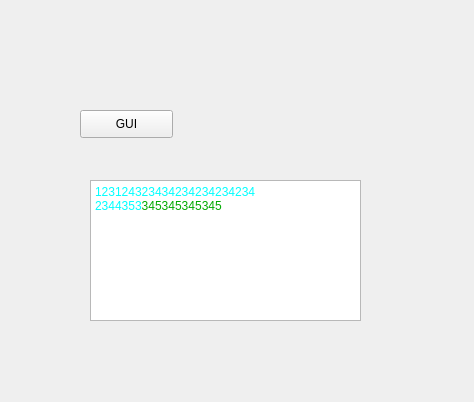
kimbakcho/FABWI, file idix_gui.ui: the form before one commit.
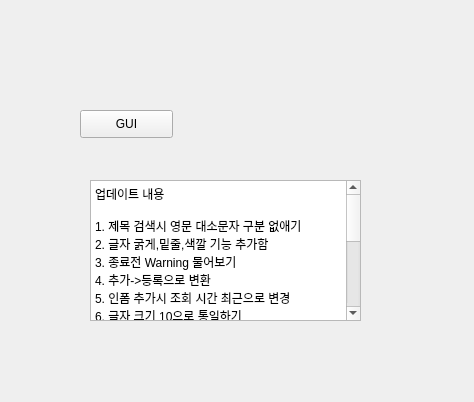
The form after the commit.

```diff
--- a/idix_gui.ui
+++ b/idix_gui.ui
@@ -40,8 +40,24 @@
 &lt;html&gt;&lt;head&gt;&lt;meta name=&quot;qrichtext&quot; content=&quot;1&quot; /&gt;&lt;style type=&quot;text/css&quot;&gt;
 p, li { white-space: pre-wrap; }
 &lt;/style&gt;&lt;/head&gt;&lt;body style=&quot; font-family:'Gulim'; font-size:9pt; font-weight:400; font-style:normal;&quot;&gt;
-&lt;p style=&quot; margin-top:0px; margin-bottom:0px; margin-left:0px; margin-right:0px; -qt-block-indent:0; text-indent:0px;&quot;&gt;&lt;span style=&quot; color:#00ffff;&quot;&gt;123124323434234234234234&lt;/span&gt;&lt;/p&gt;
-&lt;p style=&quot; margin-top:0px; margin-bottom:0px; margin-left:0px; margin-right:0px; -qt-block-indent:0; text-indent:0px;&quot;&gt;&lt;span style=&quot; color:#00ffff;&quot;&gt;2344353&lt;/span&gt;&lt;span style=&quot; color:#00aa00;&quot;&gt;345345345345&lt;br /&gt;&lt;/span&gt;&lt;/p&gt;&lt;/body&gt;&lt;/html&gt;</string>
+&lt;p style=&quot; margin-top:0px; margin-bottom:0px; margin-left:0px; margin-right:0px; -qt-block-indent:0; text-indent:0px;&quot;&gt;업데이트 내용 &lt;/p&gt;
+&lt;p style=&quot;-qt-paragraph-type:empty; margin-top:0px; margin-bottom:0px; margin-left:0px; margin-right:0px; -qt-block-indent:0; text-indent:0px;&quot;&gt;&lt;br /&gt;&lt;/p&gt;
+&lt;p style=&quot; margin-top:0px; margin-bottom:0px; margin-left:0px; margin-right:0px; -qt-block-indent:0; text-indent:0px;&quot;&gt;1. 제목 검색시 영문 대소문자 구분 없애기&lt;/p&gt;
+&lt;p style=&quot; margin-top:0px; margin-bottom:0px; margin-left:0px; margin-right:0px; -qt-block-indent:0; text-indent:0px;&quot;&gt;2. 글자 굵게,밑줄,색깔 기능 추가함&lt;/p&gt;
+&lt;p style=&quot; margin-top:0px; margin-bottom:0px; margin-left:0px; margin-right:0px; -qt-block-indent:0; text-indent:0px;&quot;&gt;3. 종료전 Warning 물어보기&lt;/p&gt;
+&lt;p style=&quot; margin-top:0px; margin-bottom:0px; margin-left:0px; margin-right:0px; -qt-block-indent:0; text-indent:0px;&quot;&gt;4. 추가-&amp;gt;등록으로 변환&lt;/p&gt;
+&lt;p style=&quot; margin-top:0px; margin-bottom:0px; margin-left:0px; margin-right:0px; -qt-block-indent:0; text-indent:0px;&quot;&gt;5. 인폼 추가시 조회 시간 최근으로 변경 &lt;/p&gt;
+&lt;p style=&quot; margin-top:0px; margin-bottom:0px; margin-left:0px; margin-right:0px; -qt-block-indent:0; text-indent:0px;&quot;&gt;6. 글자 크기 10으로 통일하기 &lt;/p&gt;
+&lt;p style=&quot; margin-top:0px; margin-bottom:0px; margin-left:0px; margin-right:0px; -qt-block-indent:0; text-indent:0px;&quot;&gt;7. 수정에서 첨부 버그 수정 &lt;/p&gt;
+&lt;p style=&quot; margin-top:0px; margin-bottom:0px; margin-left:0px; margin-right:0px; -qt-block-indent:0; text-indent:0px;&quot;&gt;7. 공지사항 기능 추가 &lt;/p&gt;
+&lt;p style=&quot;-qt-paragraph-type:empty; margin-top:0px; margin-bottom:0px; margin-left:0px; margin-right:0px; -qt-block-indent:0; text-indent:0px;&quot;&gt;&lt;br /&gt;&lt;/p&gt;
+&lt;p style=&quot; margin-top:0px; margin-bottom:0px; margin-left:0px; margin-right:0px; -qt-block-indent:0; text-indent:0px;&quot;&gt;업데이트중 내용 &lt;/p&gt;
+&lt;p style=&quot; margin-top:0px; margin-bottom:0px; margin-left:0px; margin-right:0px; -qt-block-indent:0; text-indent:0px;&quot;&gt;1. 공지 사항 기능 보완 &lt;br /&gt;2. 삭제기능 -&amp;gt; 실제로 삭제 하지는 않지만&lt;/p&gt;
+&lt;p style=&quot; margin-top:0px; margin-bottom:0px; margin-left:0px; margin-right:0px; -qt-block-indent:0; text-indent:0px;&quot;&gt;   삭제시 검색에서 제외 &lt;/p&gt;
+&lt;p style=&quot; margin-top:0px; margin-bottom:0px; margin-left:0px; margin-right:0px; -qt-block-indent:0; text-indent:0px;&quot;&gt;   추후 관리자를 통해 언제든지 복구 가능 &lt;/p&gt;
+&lt;p style=&quot; margin-top:0px; margin-bottom:0px; margin-left:0px; margin-right:0px; -qt-block-indent:0; text-indent:0px;&quot;&gt;3. 공정,설비,사람 추가 기능&lt;/p&gt;
+&lt;p style=&quot;-qt-paragraph-type:empty; margin-top:0px; margin-bottom:0px; margin-left:0px; margin-right:0px; -qt-block-indent:0; text-indent:0px;&quot;&gt;&lt;br /&gt;&lt;/p&gt;
+&lt;p style=&quot;-qt-paragraph-type:empty; margin-top:0px; margin-bottom:0px; margin-left:0px; margin-right:0px; -qt-block-indent:0; text-indent:0px;&quot;&gt;&lt;br /&gt;&lt;/p&gt;&lt;/body&gt;&lt;/html&gt;</string>
    </property>
   </widget>
  </widget>
```
